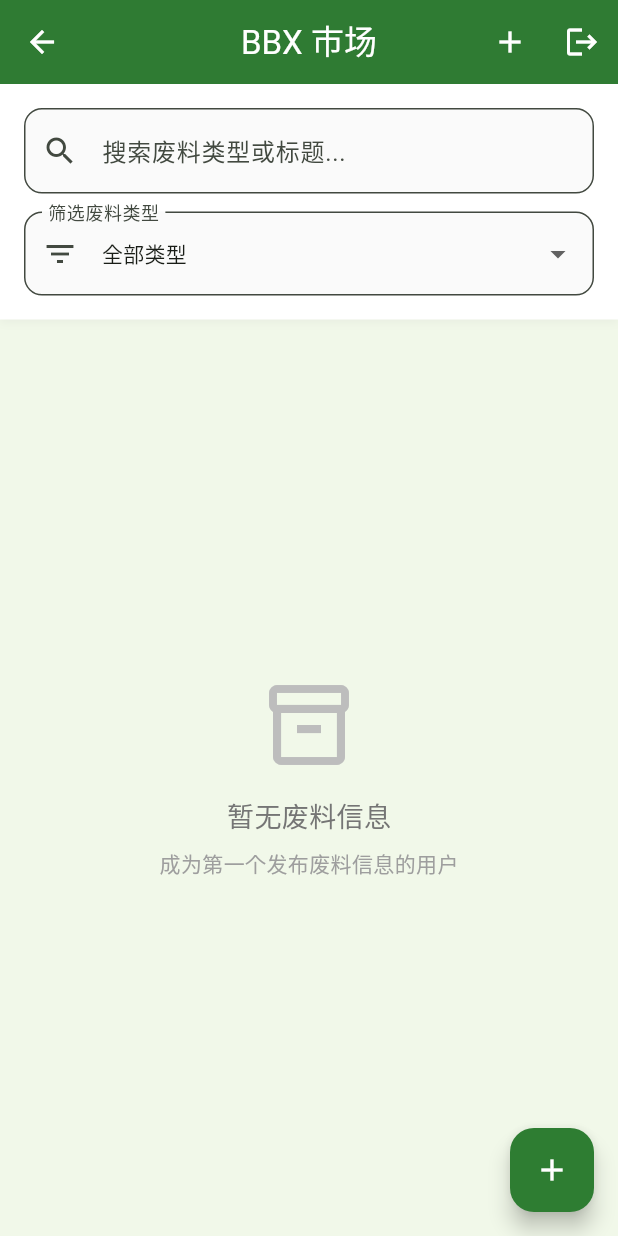
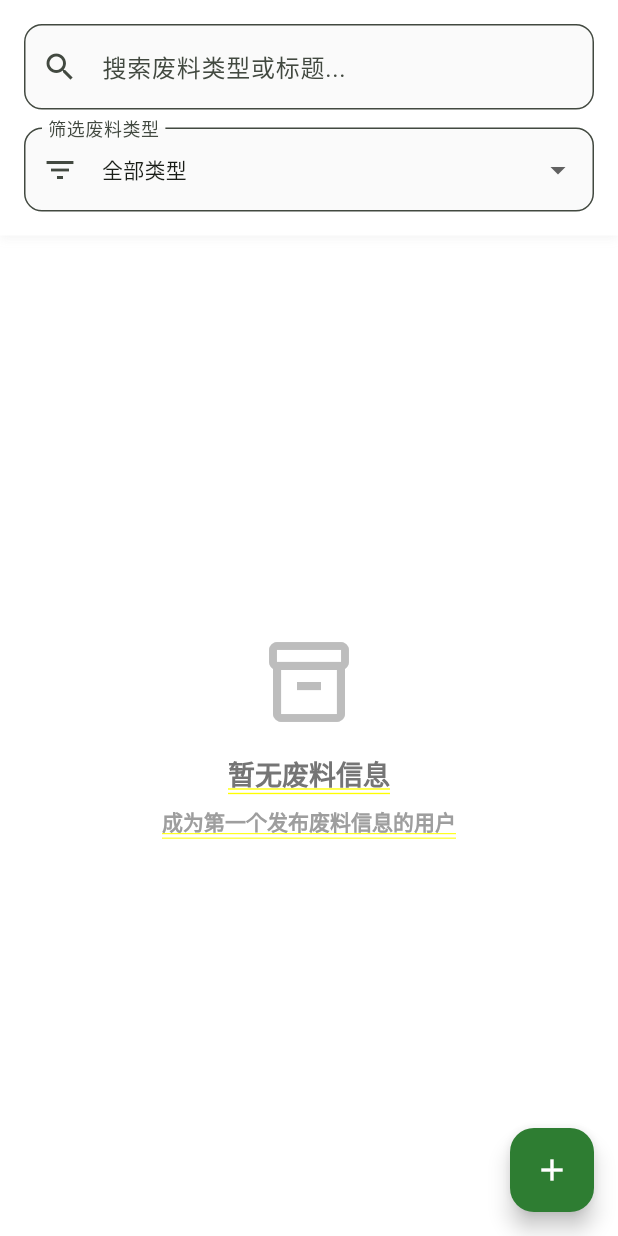
Before and after one commit to peigiii/digital_inno_bbx, a Flutter app: the BBXMarketplaceScreen screen opened by its route, on a phone screen of 412 x 824 dp. Run offline on Flutter 3.47's test engine with Material 3 defaults, Android fonts, the phone set to English and light mode, and no system bars; our stand-ins replace cloud_firestore, firebase_auth, firebase_core, geolocator, image_picker, pdf and 2 more; accounts and stored records are empty.

Commit message:
修复左侧抽屉菜单消失问题 - 添加 AppBar 和菜单图标
## 问题
应用左上角没有菜单图标，无法打开侧边栏访问个人资料、订阅等功能。

## 解决方案

### 1. 主页面 (bbx_home_screen.dart)
- ✅ 添加 GlobalKey<ScaffoldState> 用于控制 drawer
- ✅ 添加 AppBar 和菜单图标
- ✅ 添加 _getTitle() 方法动态显示页面标题
- ✅ 菜单图标点击打开侧边抽屉

### 2. 修复所有子页面（移除双重 AppBar）
为避免双重 AppBar 问题，移除所有子页面的 Scaffold 和 AppBar：

- ✅ bbx_users_screen.dart - 改用 Container
- ✅ digital_inno_marketplace_screen.dart - 改用 Stack（保留 FAB）
- ✅ bbx_recyclers_screen.dart - 改用 Container
- ✅ bbx_offers_screen.dart - 改用 Container
- ✅ bbx_messages_screen.dart - 改用 Container（两处）
- ✅ bbx_admin_screen.dart - 改用 Container

### 3. 功能特性
- 统一的 AppBar 在所有页面显示
- 菜单图标始终可见
- 页面标题自动更新
- Drawer 可从所有页面访问
- 保留 Marketplace 的浮动操作按钮

### 4. UI 改进
- 绿色主题 AppBar (#4CAF50)
- 白色文字和图标
- 2px elevation
- 悬停提示"打开菜单"

```diff
--- a/lib/screens/digital_inno_marketplace_screen.dart
+++ b/lib/screens/digital_inno_marketplace_screen.dart
@@ -294,37 +294,9 @@ class _BBXMarketplaceScreenState extends State<BBXMarketplaceScreen> {
     final screenSize = MediaQuery.of(context).size;
     final isTablet = screenSize.width > 600;
 
-    return Scaffold(
-      appBar: AppBar(
-        title: const Text('BBX 市场'),
-        actions: [
-          // 移除地图切换按钮
-          // IconButton(
-          //   icon: Icon(_isMapView ? Icons.list : Icons.map),
-          //   onPressed: () {
-          //     setState(() {
-          //       _isMapView = !_isMapView;
-          //     });
-          //   },
-          // ),
-          IconButton(
-            icon: const Icon(Icons.add),
-            onPressed: () {
-              Navigator.pushReplacementNamed(context, '/waste-list');
-            },
-          ),
-          IconButton(
-            icon: const Icon(Icons.logout),
-            onPressed: () async {
-              await FirebaseAuth.instance.signOut();
-              if (mounted) {
-                Navigator.pushReplacementNamed(context, '/login');
-              }
-            },
-          ),
-        ],
-      ),
-      body: Column(
+    return Stack(
+      children: [
+        Column(
         children: [
           // Search and Filter Section
           Container(
@@ -397,13 +369,19 @@ class _BBXMarketplaceScreenState extends State<BBXMarketplaceScreen> {
           ),
         ],
         ),
-      floatingActionButton: FloatingActionButton(
+        // Floating Action Button
+        Positioned(
+          right: 16,
+          bottom: 16,
+          child: FloatingActionButton(
             onPressed: () {
               Navigator.pushReplacementNamed(context, '/waste-list');
             },
             backgroundColor: const Color(0xFF2E7D32),
             child: const Icon(Icons.add, color: Colors.white),
           ),
+        ),
+      ],
     );
   }
 
```
Also changed, not shown: lib/screens/bbx_admin_screen.dart (+3 -16 lines), lib/screens/bbx_home_screen.dart (+29 -0 lines), lib/screens/bbx_messages_screen.dart (+6 -18 lines), lib/screens/bbx_offers_screen.dart (+3 -9 lines), lib/screens/bbx_recyclers_screen.dart (+3 -9 lines), lib/screens/bbx_users_screen.dart (+3 -9 lines). Lines whose indentation alone changed are shown as unchanged.
